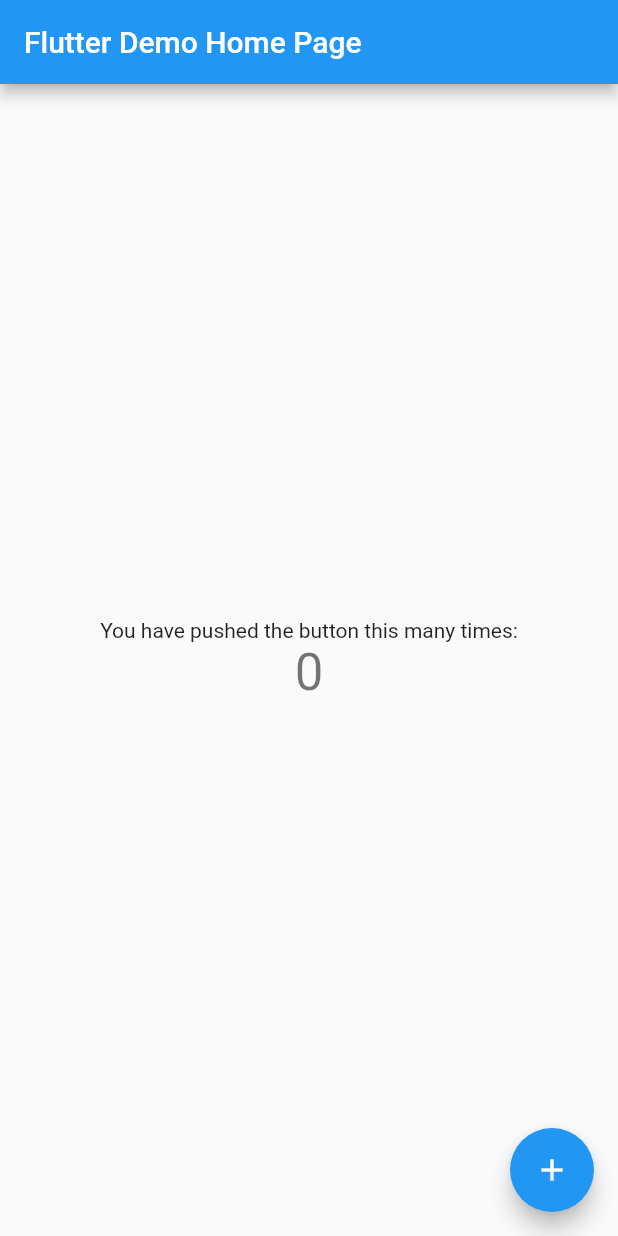
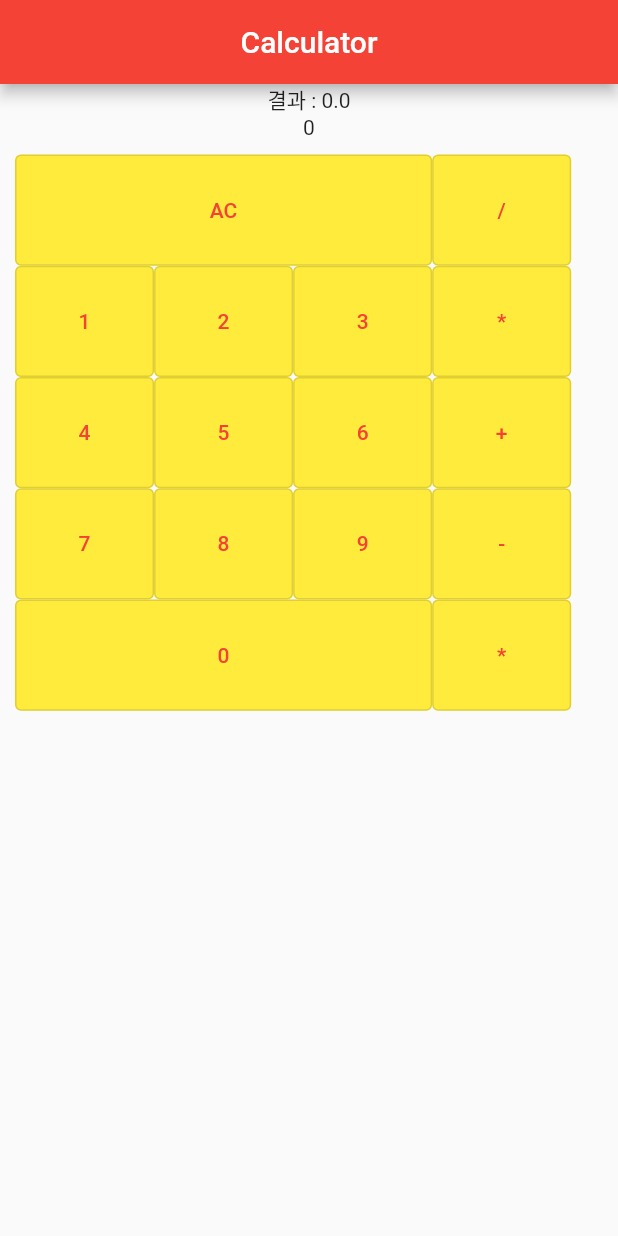
Before and after one commit to DrHagha/kumoh42_flutter_calculator, a Flutter app: the screen it shows after launch, on a phone screen of 412 x 824 dp. Run offline on Flutter 3.47's test engine with Material 2 defaults, Android fonts, the phone set to English and light mode, and no system bars.

Commit message:
Create basic UI

```diff
--- a/lib/main.dart
+++ b/lib/main.dart
@@ -1,115 +1,232 @@
 import 'package:flutter/material.dart';
 
 void main() {
-  runApp(const MyApp());
+  runApp(MyApp());
 }
 
 class MyApp extends StatelessWidget {
-  const MyApp({Key? key}) : super(key: key);
 
-  // This widget is the root of your application.
-  @override
-  Widget build(BuildContext context) {
+    String _title = "Kumoh42 Flutter App";
+    MaterialColor _backgroundColor = Colors.red;
+
+  Widget build(BuildContext context){
     return MaterialApp(
-      title: 'Flutter Demo',
+      title: _title,
       theme: ThemeData(
-        // This is the theme of your application.
-        //
-        // Try running your application with "flutter run". You'll see the
-        // application has a blue toolbar. Then, without quitting the app, try
-        // changing the primarySwatch below to Colors.green and then invoke
-        // "hot reload" (press "r" in the console where you ran "flutter run",
-        // or simply save your changes to "hot reload" in a Flutter IDE).
-        // Notice that the counter didn't reset back to zero; the application
-        // is not restarted.
-        primarySwatch: Colors.blue,
+        primarySwatch: _backgroundColor,
       ),
-      home: const MyHomePage(title: 'Flutter Demo Home Page'),
+      home: MaterialFlutterApp(),
     );
   }
 }
 
-class MyHomePage extends StatefulWidget {
-  const MyHomePage({Key? key, required this.title}) : super(key: key);
-
-  // This widget is the home page of your application. It is stateful, meaning
-  // that it has a State object (defined below) that contains fields that affect
-  // how it looks.
-
-  // This class is the configuration for the state. It holds the values (in this
-  // case the title) provided by the parent (in this case the App widget) and
-  // used by the build method of the State. Fields in a Widget subclass are
-  // always marked "final".
-
-  final String title;
-
-  @override
-  State<MyHomePage> createState() => _MyHomePageState();
+class MaterialFlutterApp extends StatefulWidget{
+  State<StatefulWidget> createState(){
+    return _MaterialFlutterApp();
+  }
 }
 
-class _MyHomePageState extends State<MyHomePage> {
-  int _counter = 0;
+class _MaterialFlutterApp extends State<MaterialFlutterApp> {
 
-  void _incrementCounter() {
-    setState(() {
-      // This call to setState tells the Flutter framework that something has
-      // changed in this State, which causes it to rerun the build method below
-      // so that the display can reflect the updated values. If we changed
-      // _counter without calling setState(), then the build method would not be
-      // called again, and so nothing would appear to happen.
-      _counter++;
-    });
-  }
+  double argument = 0;
+  int parameter = 0;
 
-  @override
-  Widget build(BuildContext context) {
-    // This method is rerun every time setState is called, for instance as done
-    // by the _incrementCounter method above.
-    //
-    // The Flutter framework has been optimized to make rerunning build methods
-    // fast, so that you can just rebuild anything that needs updating rather
-    // than having to individually change instances of widgets.
+  var mainColor = Colors.yellow;
+
+  Map<String, dynamic> operator = {
+    "PLUS" : "+",
+    "MINUS" : "-",
+    "MULTIPLE" : "*",
+    "DIVISION" : "/",
+    "REMAIN" : "%"
+  };
+
+
+
+  Widget build(BuildContext context){
+
+    var buttonWidth = (MediaQuery.of(context).size.width * 0.9) / 4;
+    var buttonheight = (MediaQuery.of(context).size.width * 0.9) / 5;
+
     return Scaffold(
+
       appBar: AppBar(
-        // Here we take the value from the MyHomePage object that was created by
-        // the App.build method, and use it to set our appbar title.
-        title: Text(widget.title),
+        title: Text("Calculator"),
+        centerTitle: true,
       ),
-      body: Center(
-        // Center is a layout widget. It takes a single child and positions it
-        // in the middle of the parent.
+
+      body: Container(
         child: Column(
-          // Column is also a layout widget. It takes a list of children and
-          // arranges them vertically. By default, it sizes itself to fit its
-          // children horizontally, and tries to be as tall as its parent.
-          //
-          // Invoke "debug painting" (press "p" in the console, choose the
-          // "Toggle Debug Paint" action from the Flutter Inspector in Android
-          // Studio, or the "Toggle Debug Paint" command in Visual Studio Code)
-          // to see the wireframe for each widget.
-          //
-          // Column has various properties to control how it sizes itself and
-          // how it positions its children. Here we use mainAxisAlignment to
-          // center the children vertically; the main axis here is the vertical
-          // axis because Columns are vertical (the cross axis would be
-          // horizontal).
-          mainAxisAlignment: MainAxisAlignment.center,
           children: <Widget>[
-            const Text(
-              'You have pushed the button this many times:',
-            ),
-            Text(
-              '$_counter',
-              style: Theme.of(context).textTheme.headline4,
-            ),
+            Text("결과 : $argument"),
+            Text("$parameter"),
+
+            Padding(
+              padding: EdgeInsets.all(10),
+              child: Column(
+                children: <Widget>[
+                  Row(
+                    children: <Widget>[
+                      OutlinedButton(
+                        onPressed: (){},
+                        child: Text("AC"),
+                        style: OutlinedButton.styleFrom(
+                          backgroundColor: mainColor,
+                          fixedSize: Size(buttonWidth * 3,buttonheight)
+                        ),
+                      ),
+                      OutlinedButton(
+                        onPressed: (){},
+                        child: Text("/"),
+                        style: OutlinedButton.styleFrom(
+                          backgroundColor: mainColor,
+                          fixedSize: Size(buttonWidth,buttonheight)
+                        ),
+                      )
+                    ],
+                  ),
+
+                  Row(
+                    children: <Widget>[
+                     OutlinedButton(
+                        onPressed: (){},
+                        child: Text("1"),
+                        style: OutlinedButton.styleFrom(
+                          backgroundColor: mainColor,
+                          fixedSize: Size(buttonWidth,buttonheight)
+                        ),
+                      ),
+                      OutlinedButton(
+                        onPressed: (){},
+                        child: Text("2"),
+                        style: OutlinedButton.styleFrom(
+                          backgroundColor: mainColor,
+                          fixedSize: Size(buttonWidth,buttonheight)
+                        ),
+                      ),
+                      OutlinedButton(
+                        onPressed: (){},
+                        child: Text("3"),
+                        style: OutlinedButton.styleFrom(
+                          backgroundColor: mainColor,
+                          fixedSize: Size(buttonWidth,buttonheight)
+                        ),
+                      ),
+                      OutlinedButton(
+                        onPressed: (){},
+                        child: Text("*"),
+                        style: OutlinedButton.styleFrom(
+                          backgroundColor: mainColor,
+                          fixedSize: Size(buttonWidth,buttonheight)
+                        ),
+                      )
+                    ],
+                  ),
+
+                  Row(
+                    children: <Widget>[
+                     OutlinedButton(
+                        onPressed: (){},
+                        child: Text("4"),
+                        style: OutlinedButton.styleFrom(
+                          backgroundColor: mainColor,
+                          fixedSize: Size(buttonWidth,buttonheight)
+                        ),
+                      ),
+                      OutlinedButton(
+                        onPressed: (){},
+                        child: Text("5"),
+                        style: OutlinedButton.styleFrom(
+                          backgroundColor: mainColor,
+                          fixedSize: Size(buttonWidth,buttonheight)
+                        ),
+                      ),
+                      OutlinedButton(
+                        onPressed: (){},
+                        child: Text("6"),
+                        style: OutlinedButton.styleFrom(
+                          backgroundColor: mainColor,
+                          fixedSize: Size(buttonWidth,buttonheight)
+                        ),
+                      ),
+                      OutlinedButton(
+                        onPressed: (){},
+                        child: Text("+"),
+                        style: OutlinedButton.styleFrom(
+                          backgroundColor: mainColor,
+                          fixedSize: Size(buttonWidth,buttonheight)
+                        ),
+                      )
+                    ],
+                  ),
+
+                  Row(
+                    children: <Widget>[
+                     OutlinedButton(
+                        onPressed: (){},
+                        child: Text("7"),
+                        style: OutlinedButton.styleFrom(
+                          backgroundColor: mainColor,
+                          fixedSize: Size(buttonWidth,buttonheight)
+                        ),
+                      ),
+                      OutlinedButton(
+                        onPressed: (){},
+                        child: Text("8"),
+                        style: OutlinedButton.styleFrom(
+                          backgroundColor: mainColor,
+                          fixedSize: Size(buttonWidth,buttonheight)
+                        ),
+                      ),
+                      OutlinedButton(
+                        onPressed: (){},
+                        child: Text("9"),
+                        style: OutlinedButton.styleFrom(
+                          backgroundColor: mainColor,
+                          fixedSize: Size(buttonWidth,buttonheight)
+                        ),
+                      ),
+                      OutlinedButton(
+                        onPressed: (){},
+                        child: Text("-"),
+                        style: OutlinedButton.styleFrom(
+                          backgroundColor: mainColor,
+                          fixedSize: Size(buttonWidth,buttonheight)
+                        ),
+                      )
+                    ],
+                  ),
+
+                  Row(
+                    children: <Widget>[
+                     OutlinedButton(
+                        onPressed: (){},
+                        child: Text("0"),
+                        style: OutlinedButton.styleFrom(
+                          backgroundColor: mainColor,
+                          fixedSize: Size(buttonWidth * 3,buttonheight)
+                        ),
+                      ),
+
+                      OutlinedButton(
+                        onPressed: (){},
+                        child: Text("*"),
+                        style: OutlinedButton.styleFrom(
+                          backgroundColor: mainColor,
+                          fixedSize: Size(buttonWidth,buttonheight)
+                        ),
+                      )
+                    ],
+                  ),
+
+                ],
+              ),
+            )
+
           ],
         ),
-      ),
-      floatingActionButton: FloatingActionButton(
-        onPressed: _incrementCounter,
-        tooltip: 'Increment',
-        child: const Icon(Icons.add),
-      ), // This trailing comma makes auto-formatting nicer for build methods.
+      )
+
     );
   }
 }
```
